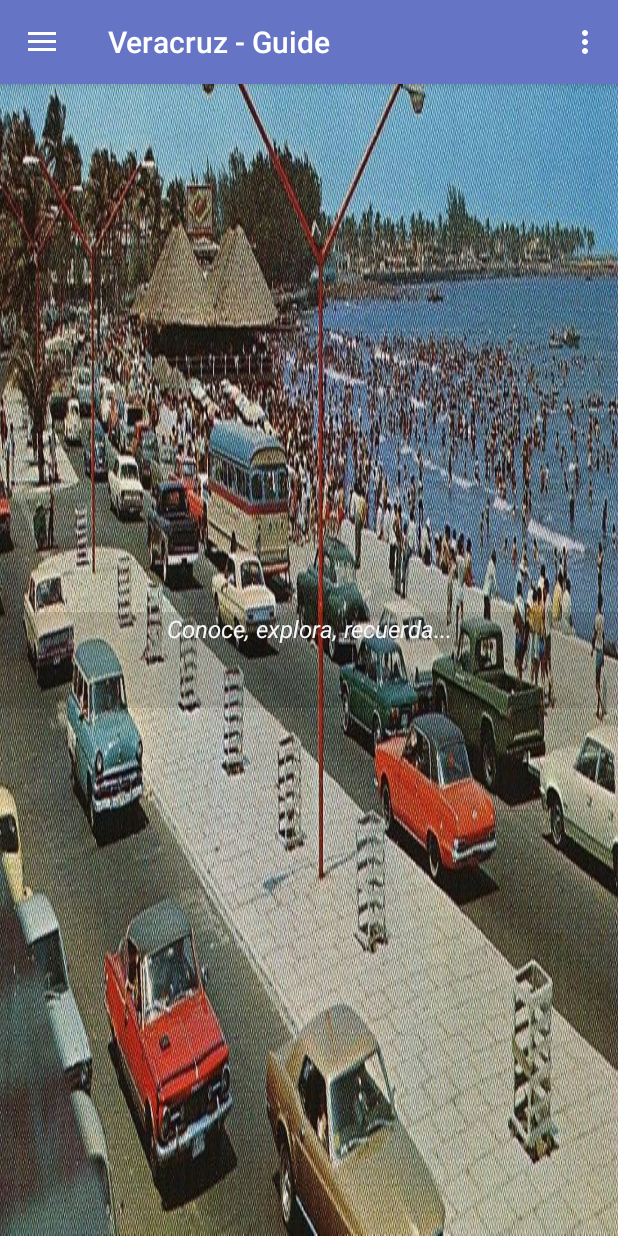
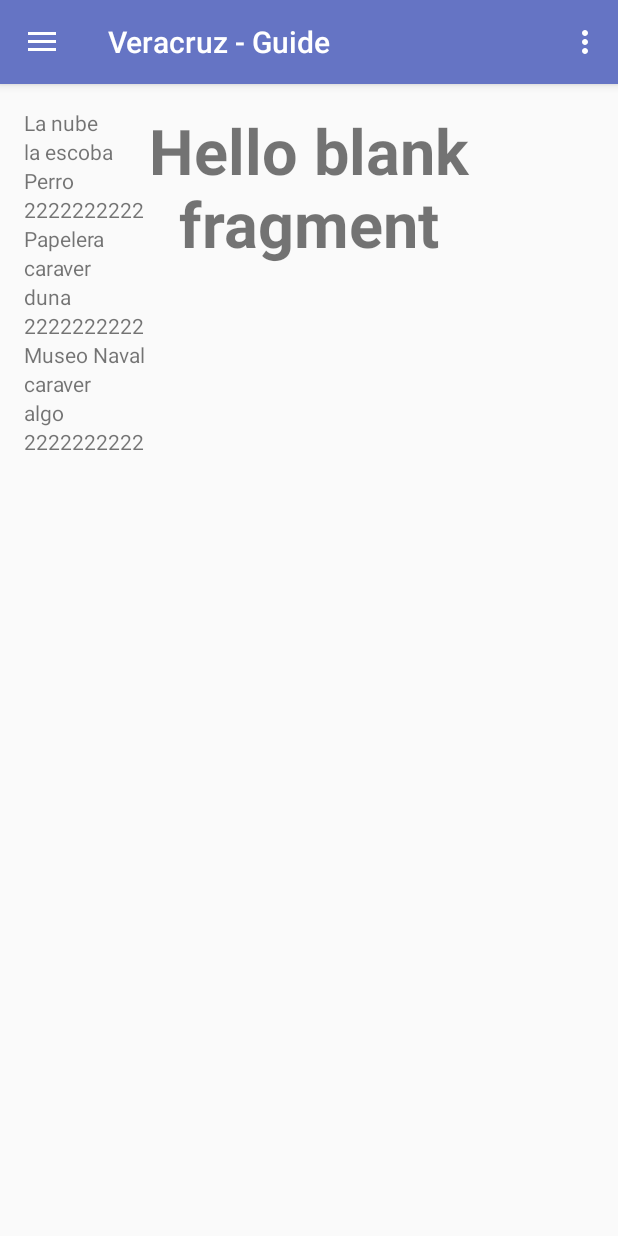
Before and after one commit to aliciazt/The_Guide, an Android app: the screen it shows after launch (MainActivity), in the side drawer, after a tap on "Museos", on a phone screen of 412 x 824 dp. Run offline under Robolectric (Android 15) with nearby library versions, the phone set to English and light mode, and no system bars; our stand-ins replace Firebase (no records; nobody signed in at launch, a user with empty details on screens opened directly).

Commit message:
adapter recyclers

```diff
--- a/app/build.gradle
+++ b/app/build.gradle
@@ -26,11 +26,13 @@ dependencies {
     })
     compile 'com.android.support:appcompat-v7:26.+'
     compile 'com.android.support:design:26.+'
+    compile 'com.android.support:recyclerview-v7:26.+'
     compile 'com.android.support.constraint:constraint-layout:1.0.2'
     compile 'com.google.android.gms:play-services-maps:10.2.0'
     compile 'com.google.android.gms:play-services-gcm:10.2.0'
-    testCompile 'junit:junit:4.12'
     compile 'com.google.firebase:firebase-core:10.2.0'
     compile 'com.google.firebase:firebase-database:10.2.0'
+    compile 'com.android.support:support-v4:26.+'
+    testCompile 'junit:junit:4.12'
 }
 apply plugin: 'com.google.gms.google-services'
--- /dev/null
+++ b/app/src/main/java/com/example/dell/mymenunavegacion/AdapterMuseos.java
@@ -0,0 +1,60 @@
+package com.example.dell.mymenunavegacion;
+
+import android.support.v7.widget.RecyclerView;
+import android.view.LayoutInflater;
+import android.view.View;
+import android.view.ViewGroup;
+import android.widget.TextView;
+
+import java.util.ArrayList;
+
+/**
+ * Created by Dell on 30/12/2017.
+ */
+
+public class AdapterMuseos extends RecyclerView.Adapter<AdapterMuseos.ViewHolderMuseos> {
+
+    ArrayList<museos> listmuseos;
+
+    public AdapterMuseos(ArrayList<museos> listmuseos) {
+        this.listmuseos = listmuseos;
+    }
+
+    public class ViewHolderMuseos extends RecyclerView.ViewHolder {
+
+        TextView nombre, tipo, direccion, telefono;
+
+        public ViewHolderMuseos(View itemView) {
+            super(itemView);
+
+            nombre = (TextView) itemView.findViewById(R.id.nombre);
+            tipo = (TextView) itemView.findViewById(R.id.tipo);
+            direccion = (TextView) itemView.findViewById(R.id.direccion);
+            telefono = (TextView) itemView.findViewById(R.id.telefono);
+        }
+
+
+    }
+    @Override
+    public AdapterMuseos.ViewHolderMuseos onCreateViewHolder(ViewGroup parent, int viewType) {
+        View view = LayoutInflater.from(parent.getContext()).inflate(R.layout.museos_list, null, false);
+        return new ViewHolderMuseos(view);
+    }
+
+    @Override
+    public void onBindViewHolder(AdapterMuseos.ViewHolderMuseos holder, int position) {
+
+
+        holder.nombre.setText(listmuseos.get(position).getNombre());
+        holder.tipo.setText(listmuseos.get(position).getTipo());
+        holder.direccion.setText(listmuseos.get(position).getDireccion());
+        holder.telefono.setText(listmuseos.get(position).getTelefono());
+
+
+    }
+
+    @Override
+    public int getItemCount() {
+        return listmuseos.size();
+    }
+}
--- /dev/null
+++ b/app/src/main/java/com/example/dell/mymenunavegacion/InicioFragment.java
@@ -0,0 +1,19 @@
+package com.example.dell.mymenunavegacion;
+
+import android.os.Bundle;
+import android.support.v4.app.Fragment;
+import android.view.LayoutInflater;
+import android.view.View;
+import android.view.ViewGroup;
+
+
+public class InicioFragment extends Fragment {
+
+
+    @Override
+    public View onCreateView(LayoutInflater inflater, ViewGroup container,
+                             Bundle savedInstanceState) {
+
+        return inflater.inflate(R.layout.fragment_inicio, container, false);
+    }
+}
--- a/app/src/main/java/com/example/dell/mymenunavegacion/MainActivity.java
+++ b/app/src/main/java/com/example/dell/mymenunavegacion/MainActivity.java
@@ -8,6 +8,8 @@ import android.support.annotation.Nullable;
 import android.support.design.widget.FloatingActionButton;
 import android.support.design.widget.Snackbar;
 import android.support.v4.app.ActivityCompat;
+import android.support.v4.app.Fragment;
+import android.support.v4.app.FragmentManager;
 import android.support.v4.content.ContextCompat;
 import android.view.View;
 import android.support.design.widget.NavigationView;
@@ -45,6 +47,9 @@ public class MainActivity extends AppCompatActivity
 
         NavigationView navigationView = (NavigationView) findViewById(R.id.nav_view);
         navigationView.setNavigationItemSelectedListener(this);
+        //Aqui se muestra el inicio
+        FragmentManager fragmentManager = getSupportFragmentManager();
+        fragmentManager.beginTransaction().replace(R.id.Contenedor, new InicioFragment()).commit();
 
     }
 
@@ -85,15 +90,17 @@ public class MainActivity extends AppCompatActivity
     public boolean onNavigationItemSelected(MenuItem item) {
         // Handle navigation view item clicks here.
         int id = item.getItemId();
-
+        FragmentManager fragmentManager = getSupportFragmentManager();
         if (id == R.id.nav_camera) {
-            // Handle the camera action
+            // aquie se muestra el inicio
+            fragmentManager.beginTransaction().replace(R.id.Contenedor, new InicioFragment()).commit();
         } else if (id == R.id.nav_gallery) {
             Intent intent = new Intent(this, MapsActivity.class);
             startActivity(intent);
         } else if (id == R.id.nav_slideshow) {
         } else if (id == R.id.nav_manage) {
-
+            Fragment Fragment = new MuseosFragment();
+            fragmentManager.beginTransaction().replace(R.id.Contenedor, Fragment).commit();
         } else if (id == R.id.nav_share) {
 
         } else if (id == R.id.nav_send) {
--- /dev/null
+++ b/app/src/main/java/com/example/dell/mymenunavegacion/MuseosFragment.java
@@ -0,0 +1,43 @@
+package com.example.dell.mymenunavegacion;
+
+import android.content.Context;
+import android.net.Uri;
+import android.os.Bundle;
+import android.support.v4.app.Fragment;
+import android.support.v7.widget.LinearLayoutManager;
+import android.support.v7.widget.RecyclerView;
+import android.view.LayoutInflater;
+import android.view.View;
+import android.view.ViewGroup;
+
+import java.util.ArrayList;
+
+
+public class MuseosFragment extends Fragment {
+
+    ArrayList<museos> listmuseos;
+    RecyclerView recyclerMuseos;
+
+    @Override
+    public View onCreateView(LayoutInflater inflater, ViewGroup container,
+                             Bundle savedInstanceState) {
+        View v = inflater.inflate(R.layout.fragment_museos, container, false);
+        recyclerMuseos = (RecyclerView) v.findViewById(R.id.recycler_museos);
+        listmuseos = new ArrayList<>();
+        recyclerMuseos.setLayoutManager(new LinearLayoutManager(getContext(), LinearLayoutManager.VERTICAL, false));
+        // LinearLayoutManager llm=new LinearLayoutManager(getActivity());
+        // llm.setOrientation(LinearLayoutManager.VERTICAL);
+        //recyclerMuseos.setLayoutManager(llm);
+
+        llenar();
+        AdapterMuseos adapter = new AdapterMuseos(listmuseos);
+        recyclerMuseos.setAdapter(adapter);
+        return v;
+    }
+
+    private  void llenar(){
+        listmuseos.add(new museos("La nube","la escoba", "Perro", "2222222222"));
+        listmuseos.add(new museos("Papelera", "caraver", "duna","2222222222"));
+        listmuseos.add(new museos("Museo Naval", "caraver", "algo","2222222222"));
+    }
+}
--- a/app/src/main/res/layout/content_main.xml
+++ b/app/src/main/res/layout/content_main.xml
@@ -4,24 +4,13 @@
     xmlns:tools="http://schemas.android.com/tools"
     android:layout_width="match_parent"
     android:layout_height="match_parent"
-    android:background="@drawable/portada"
+
+    android:id="@+id/Contenedor"
     app:layout_behavior="@string/appbar_scrolling_view_behavior"
     tools:context="com.example.dell.mymenunavegacion.MainActivity"
     tools:showIn="@layout/app_bar_main">
 
-    <TextView
-        android:layout_width="match_parent"
-        android:layout_height="@android:dimen/notification_large_icon_height"
-        android:background="@color/common_google_signin_btn_text_light_disabled"
-        android:text="Conoce, explora, recuerda..."
-        android:textAlignment="center"
-        android:textColor="@color/colorAccent"
-        android:textSize="@dimen/activity_vertical_margin"
-        android:textStyle="italic"
-        app:layout_constraintBottom_toBottomOf="parent"
-        app:layout_constraintLeft_toLeftOf="parent"
-        app:layout_constraintRight_toRightOf="parent"
-        app:layout_constraintTop_toTopOf="parent" />
+
 
 </android.support.constraint.ConstraintLayout>
 <!---->
--- /dev/null
+++ b/app/src/main/res/layout/fragment_inicio.xml
@@ -0,0 +1,19 @@
+<FrameLayout xmlns:android="http://schemas.android.com/apk/res/android"
+    xmlns:tools="http://schemas.android.com/tools"
+    android:layout_width="match_parent"
+    android:layout_height="match_parent"
+    android:background="@drawable/portada"
+    tools:context="com.example.dell.mymenunavegacion.MuseosFragment">
+
+    <TextView
+        android:layout_width="match_parent"
+        android:layout_height="wrap_content"
+        android:background="@color/common_google_signin_btn_text_light_disabled"
+        android:text="Conoce, explora, recuerda..."
+        android:gravity="center"
+        android:layout_gravity="center"
+
+        android:textColor="@color/colorAccent"
+        android:textSize="42sp"
+        android:textStyle="italic" />
+</FrameLayout>
--- /dev/null
+++ b/app/src/main/res/layout/fragment_museos.xml
@@ -0,0 +1,28 @@
+<FrameLayout xmlns:android="http://schemas.android.com/apk/res/android"
+    xmlns:tools="http://schemas.android.com/tools"
+    android:layout_width="match_parent"
+    android:layout_height="match_parent"
+    android:orientation="vertical"
+    android:paddingLeft="16dp"
+    android:paddingRight="16dp"
+    android:paddingTop="16dp"
+    android:paddingBottom="16dp"
+    tools:context="com.example.dell.mymenunavegacion.MuseosFragment">
+
+    <!-- TODO: Update blank fragment layout -->
+    <TextView
+        android:layout_width="wrap_content"
+        android:layout_height="wrap_content"
+        android:gravity="center"
+        android:textSize="42sp"
+        android:textStyle="bold"
+        android:text="@string/hello_blank_fragment" />
+    <android.support.v7.widget.RecyclerView
+        android:layout_width="wrap_content"
+        android:layout_height="wrap_content"
+        android:id="@+id/recycler_museos">
+
+    </android.support.v7.widget.RecyclerView>
+
+
+</FrameLayout>
--- /dev/null
+++ b/app/src/main/res/layout/museos_list.xml
@@ -0,0 +1,28 @@
+<?xml version="1.0" encoding="utf-8"?>
+<LinearLayout xmlns:android="http://schemas.android.com/apk/res/android"
+    android:orientation="vertical" android:layout_width="match_parent"
+    android:layout_height="match_parent">
+
+    <TextView
+        android:id="@+id/nombre"
+        android:layout_width="wrap_content"
+        android:layout_height="wrap_content"
+        android:text="Museo Naval"/>
+
+    <TextView
+        android:id="@+id/tipo"
+        android:layout_width="wrap_content"
+        android:layout_height="wrap_content"
+        android:text="Museo"/>
+    <TextView
+        android:id="@+id/direccion"
+        android:layout_width="wrap_content"
+        android:layout_height="wrap_content"
+        android:text="Centro de Veracruz"/>
+    <TextView
+        android:id="@+id/telefono"
+        android:layout_width="wrap_content"
+        android:layout_height="wrap_content"
+        android:text="22222222222"/>
+
+</LinearLayout>
--- a/app/src/main/res/values/strings.xml
+++ b/app/src/main/res/values/strings.xml
@@ -15,4 +15,7 @@
         <item>FILTRAR</item>
 
     </string-array>
+
+    <!-- TODO: Remove or change this placeholder text -->
+    <string name="hello_blank_fragment">Hello blank fragment</string>
 </resources>
```
